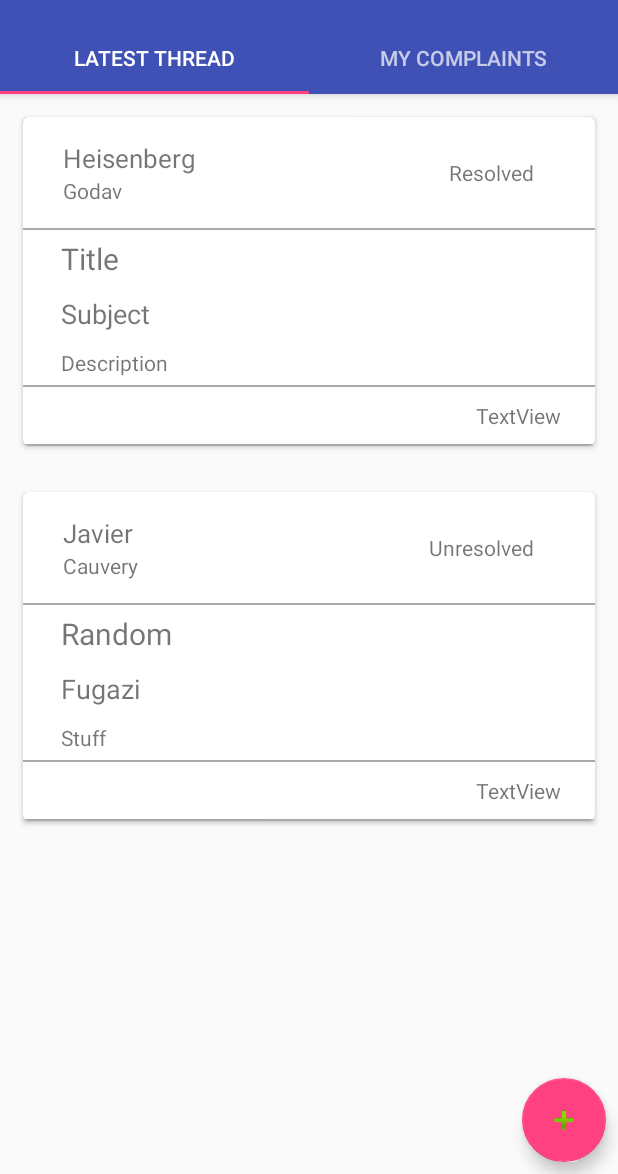
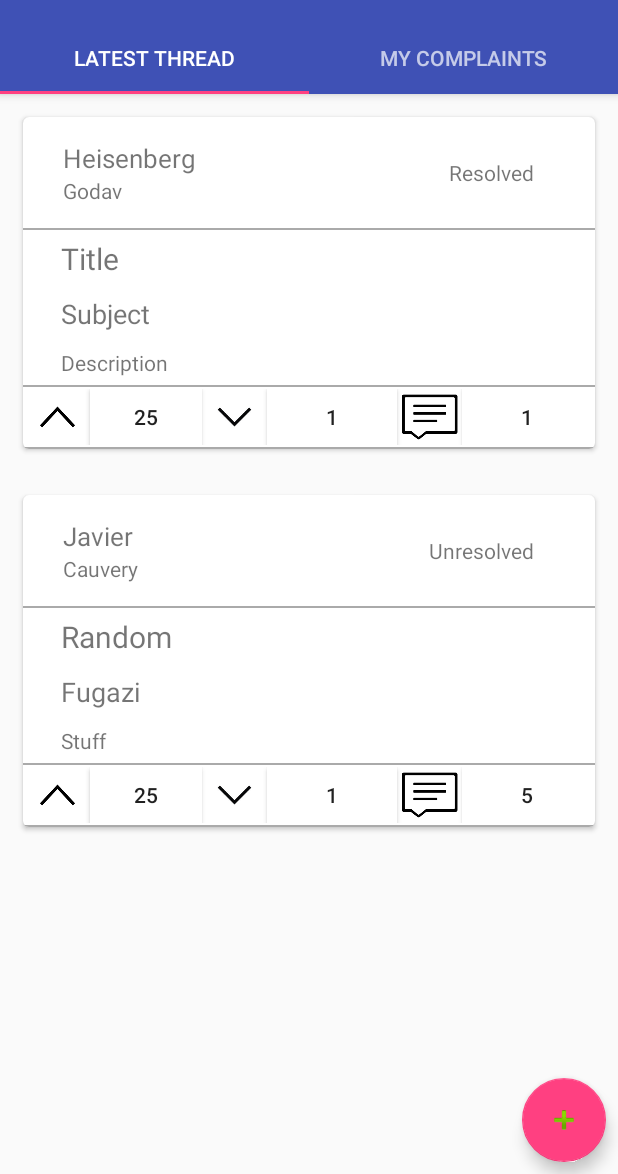
Before and after one commit to InstituteWebOps/complaints_box, an Android app: the screen it shows after launch (MainActivity), on a phone screen of 412 x 824 dp, the part 62-1236 px from its top. Run offline under Robolectric (Android 15) with nearby library versions, the phone set to English and light mode, and no system bars.

Commit message:
UI changes in cardView

```diff
--- a/app/build.gradle
+++ b/app/build.gradle
@@ -30,5 +30,7 @@ dependencies {
     compile 'com.android.support:design:25.3.1'
     compile 'com.android.support:support-v4:25.3.1'
     compile 'com.android.support:cardview-v7:25.3.1'
+    compile 'com.android.support:recyclerview-v7:25.3.1'
+    compile 'com.android.volley:volley:1.0.0'
     testCompile 'junit:junit:4.12'
 }
--- a/app/src/main/java/com/example/harisanker/hostelcomplaints/ComplaintAdapter.java
+++ b/app/src/main/java/com/example/harisanker/hostelcomplaints/ComplaintAdapter.java
@@ -4,6 +4,7 @@ import android.support.v7.widget.RecyclerView;
 import android.view.LayoutInflater;
 import android.view.View;
 import android.view.ViewGroup;
+import android.widget.Button;
 import android.widget.TextView;
 
 import java.util.List;
@@ -47,6 +48,9 @@ public class ComplaintAdapter extends RecyclerView.Adapter<ComplaintAdapter.View
         TextView title = (TextView) holder.view.findViewById(R.id.tv_title);
         TextView subject = (TextView) holder.view.findViewById(R.id.tv_subject);
         TextView description = (TextView) holder.view.findViewById(R.id.tv_description);
+        Button upvote = (Button) holder.view.findViewById(R.id.bn_upvote);
+        Button downvote = (Button)holder.view.findViewById(R.id.bn_downvote);
+        Button comment = (Button)holder.view.findViewById(R.id.bn_comment);
 
 
         name.setText(mDataset.get(position).name);
@@ -55,6 +59,9 @@ public class ComplaintAdapter extends RecyclerView.Adapter<ComplaintAdapter.View
         title.setText(mDataset.get(position).title);
         subject.setText(mDataset.get(position).subject);
         description.setText(mDataset.get(position).description);
+        upvote.setText("" + mDataset.get(position).upvotes);
+        downvote.setText("" + mDataset.get(position).downvotes);
+        comment.setText("" + mDataset.get(position).comments);
 
 
 
--- a/app/src/main/java/com/example/harisanker/hostelcomplaints/Complaints.java
+++ b/app/src/main/java/com/example/harisanker/hostelcomplaints/Complaints.java
@@ -19,11 +19,12 @@ public class Complaints {
     int type;
     boolean resolved;
     String uid;
+    int comments;
 
     public Complaints() {
     }
 
-    public Complaints(String hostel, String name, String rollNo, String roomNo, String title, String subject, String proximity, String description, String tags, int upvotes, int downvotes, int type, boolean resolved, String uid) {
+    public Complaints(String hostel, String name, String rollNo, String roomNo, String title, String subject, String proximity, String description, String tags, int upvotes, int downvotes, int type, boolean resolved, String uid, int comments) {
         this.hostel = hostel;
         this.name = name;
         this.rollNo = rollNo;
@@ -38,5 +39,6 @@ public class Complaints {
         this.type = type;
         this.resolved = resolved;
         this.uid = uid;
+        this.comments=comments;
     }
 }
--- a/app/src/main/java/com/example/harisanker/hostelcomplaints/LatestThreadFragment.java
+++ b/app/src/main/java/com/example/harisanker/hostelcomplaints/LatestThreadFragment.java
@@ -38,7 +38,8 @@ public class LatestThreadFragment extends Fragment {
                 1,
                 1,
                 true,
-                null));
+                null,
+                1));
         compalintList.add(new Complaints("Cauvery",
                 "Javier",
                 "BLAH",
@@ -52,7 +53,8 @@ public class LatestThreadFragment extends Fragment {
                 1,
                 1,
                 false,
-                null));
+                null,
+                5));
     }
 
     @Override
--- a/app/src/main/java/com/example/harisanker/hostelcomplaints/MyComplaintFragment.java
+++ b/app/src/main/java/com/example/harisanker/hostelcomplaints/MyComplaintFragment.java
@@ -50,7 +50,8 @@ public class MyComplaintFragment extends Fragment {
                 1,
                 1,
                 true,
-                null));
+                null,
+                1));
         compalintList.add(new Complaints("Cauvery",
                 "Javier",
                 "BLAH",
@@ -64,7 +65,8 @@ public class MyComplaintFragment extends Fragment {
                 1,
                 1,
                 false,
-                null));
+                null,
+                5));
     }
 
     @Override
--- a/app/src/main/res/layout/complaint_card.xml
+++ b/app/src/main/res/layout/complaint_card.xml
@@ -103,27 +103,50 @@
             android:layout_height="1dp"
             android:background="@android:color/darker_gray" />
 
-        <RelativeLayout
+        <LinearLayout
             android:layout_width="match_parent"
-            android:layout_height="wrap_content"
-            android:layout_margin="8dp"
-            android:padding="1dp">
+            android:layout_height="40dp"
 
-            <TextView
-                android:id="@+id/textView21"
-                android:layout_width="wrap_content"
+            android:padding="1dp"
+            android:orientation="horizontal">
+
+            <ImageView
+                android:layout_width="0dp"
+                android:layout_height="match_parent"
+                android:layout_weight="1"
+                android:src="@drawable/upvote"/>
+            <Button
+                android:layout_width="0dp"
                 android:layout_height="wrap_content"
-                android:text="TextView"
-                app:layout_constraintLeft_toLeftOf="parent"
-                app:layout_constraintTop_toTopOf="parent"
-
-                app:layout_constraintHorizontal_bias="0.754"
-                android:layout_centerVertical="true"
-                android:layout_alignParentRight="true"
-                android:layout_alignParentEnd="true"
-                android:layout_marginRight="13dp"
-                android:layout_marginEnd="13dp" />
-        </RelativeLayout>
+                android:layout_weight="1.72"
+                android:id="@+id/bn_upvote"
+                android:text="upvote"
+                android:background="#FFFFFF"/>
+            <ImageView
+                android:layout_width="0dp"
+                android:layout_height="match_parent"
+                android:layout_weight="1"
+                android:src="@drawable/downvote"/>
+            <Button
+                android:layout_width="0dp"
+                android:layout_height="wrap_content"
+                android:layout_weight="2"
+                android:id="@+id/bn_downvote"
+                android:text="downvote"
+                android:background="#FFFFFF"/>
+            <ImageView
+                android:layout_width="0dp"
+                android:layout_height="match_parent"
+                android:layout_weight="1"
+                android:src="@drawable/comment"/>
+            <Button
+                android:layout_width="0dp"
+                android:layout_height="wrap_content"
+                android:layout_weight="2"
+                android:id="@+id/bn_comment"
+                android:text="comment"
+                android:background="#FFFFFF"/>
+        </LinearLayout>
         <View
             android:layout_width="match_parent"
             android:layout_height="1dp"
--- a/build.gradle
+++ b/build.gradle
@@ -5,7 +5,7 @@ buildscript {
         jcenter()
     }
     dependencies {
-        classpath 'com.android.tools.build:gradle:2.3.2'
+        classpath 'com.android.tools.build:gradle:2.3.3'
 
         // NOTE: Do not place your application dependencies here; they belong
         // in the individual module build.gradle files
```
Also changed, not shown: app/src/main/res/drawable/comment.png (added), app/src/main/res/drawable/downvote.jpg (added), app/src/main/res/drawable/upvote.png (added).
